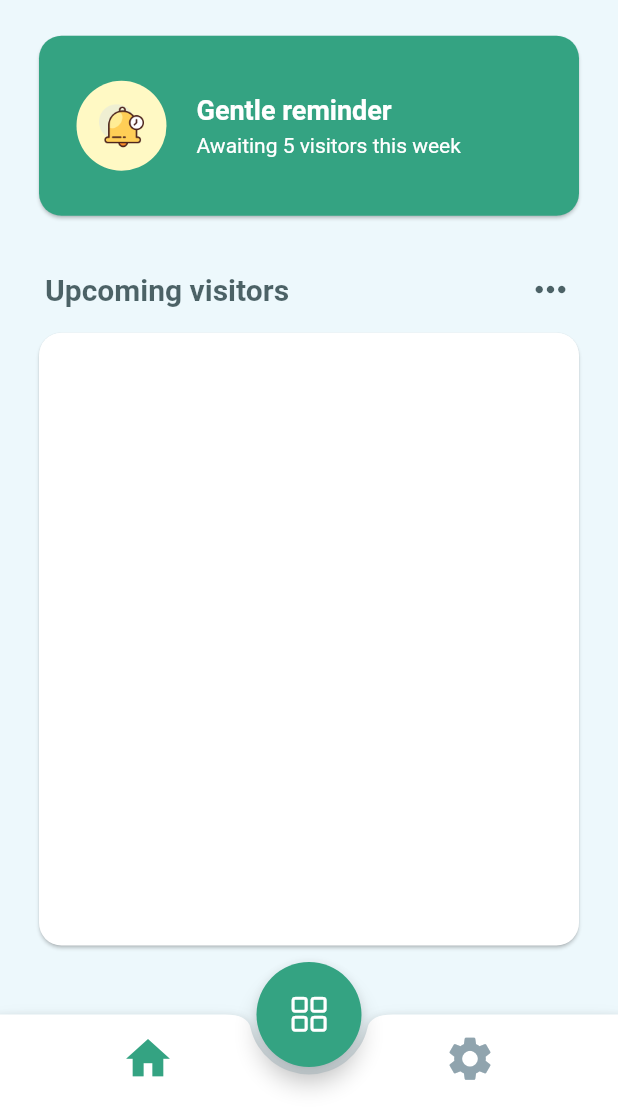
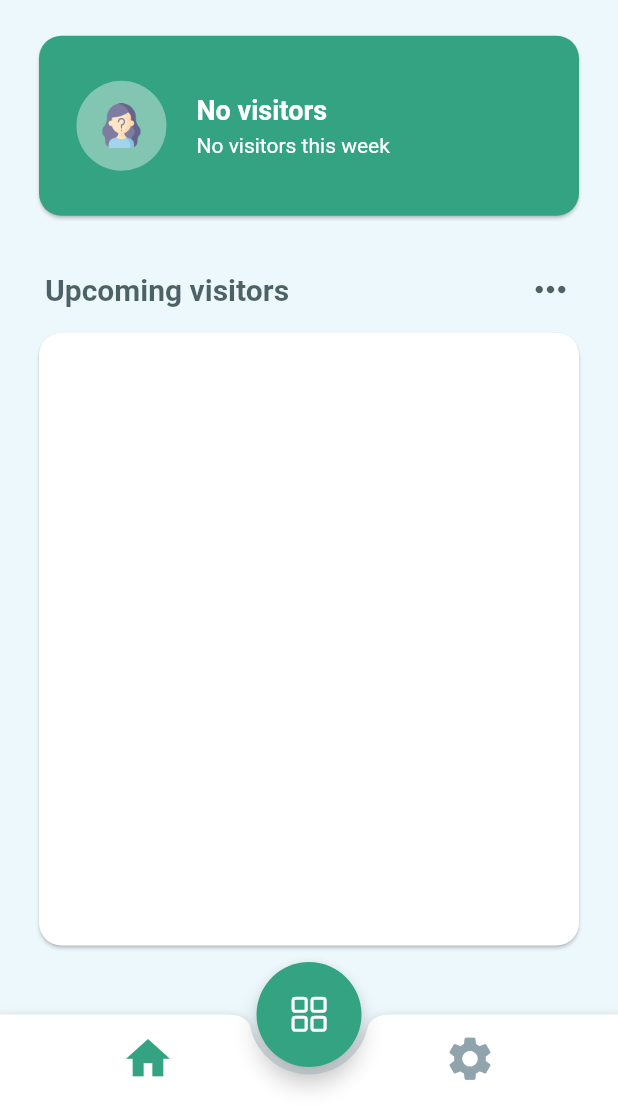
Before and after one commit to Wongoose/the-hill-residence, a Flutter app: the Home screen opened directly, after a tap on the "home" icon, on a phone screen of 412 x 824 dp, the part 124-1236 px from its top. Run offline on Flutter 3.47's test engine with Material 2 defaults, Android fonts, the phone set to English and light mode, and no system bars; drawn by our look-alikes of overlay_support; our stand-ins replace auto_size_text, circular_countdown_timer, cloud_firestore, firebase_auth, firebase_core, flutter_holo_date_picker and 7 more; missing offline and left inert: fluttercontactpicker, image_stack, open_mail_app, whatsapp_share2; accounts and stored records are empty.

Commit message:
DONE: Visitor summary arrival status

```diff
--- a/lib/main.dart
+++ b/lib/main.dart
@@ -32,6 +32,8 @@ class TheHillApp extends StatelessWidget {
 
     return OverlaySupport.global(
       child: GetMaterialApp(
+        transitionDuration: Duration(milliseconds: 300),
+        defaultTransition: Transition.rightToLeft,
         debugShowCheckedModeBanner: false,
         title: "The-Hill Residence",
         themeMode: MyThemeServiceController().themeMode,
--- a/lib/models/model_user.dart
+++ b/lib/models/model_user.dart
@@ -1,3 +1,5 @@
+import 'package:flutter/animation.dart';
+import 'package:flutter/material.dart';
 import "package:get/get.dart";
 import "package:the_hill_residence/models/model_visitor.dart";
 
@@ -17,6 +19,7 @@ class AppUser extends GetxController {
 
   List<Visitor> pastVisitors = [];
   List<Visitor> upcomingVisitors = [];
+  RxInt todayVisitors = 0.obs;
 
   AppUser({this.provider, this.email, this.uid, this.isVerified = false});
 
@@ -24,17 +27,53 @@ class AppUser extends GetxController {
   bool get hasProfileDetails =>
       fullName.isNotEmpty && unitNum != null && street != null && city != null && postcode != null;
 
+  int get upcomingVisitorsNum => upcomingVisitors.length;
+
+  String get visitorSummaryTitle {
+    if (todayVisitors.value > 0) return "Stay alert";
+    if (upcomingVisitorsNum > 0) return "Gentle reminder";
+    return "No visitors";
+  }
+
+  String get visitorSummaryDescription {
+    if (todayVisitors.value > 0) return "${todayVisitors.value} visitor(s) arriving today";
+    if (upcomingVisitorsNum > 0) return "Awaiting $upcomingVisitorsNum visitor(s)";
+    return "No visitors this week";
+  }
+
+  Color? get visitorSummaryCardColor {
+    if (todayVisitors.value > 0) return Colors.red[700];
+    if (upcomingVisitorsNum > 0) return Colors.amber[700];
+    return null;
+  }
+
+  Color? get visitorSummaryImageColor {
+    if (todayVisitors.value > 0) return Colors.red[100];
+    if (upcomingVisitorsNum > 0) return Colors.amber[100];
+    return null;
+  }
+
+  String get visitorSummaryImage {
+    if (todayVisitors.value > 0) return "arrival-alert.png";
+    if (upcomingVisitorsNum > 0) return "reminder.png";
+    return "visitor-info.png";
+  }
+
   // Methods
   void populatePastVisitors(List<Visitor> visitors) => pastVisitors = visitors;
 
   void populateUpcomingVisitors(List<Visitor> visitors) {
+    todayVisitors.value = 0;
     upcomingVisitors = [];
-    for (var visitor in visitors) {
-      if (visitor.entryDate.difference(DateTime.now()).inDays < 7 &&
-          visitor.entryDate.isAfter(DateTime.now().subtract(Duration(days: 1)))) {
-        upcomingVisitors.add(visitor);
+    if (visitors.isNotEmpty) {
+      for (var visitor in visitors) {
+        if (visitor.entryDate.isAfter(DateTime.now().subtract(Duration(days: 1)))) {
+          if (visitor.entryDate.day == DateTime.now().day) todayVisitors.value++;
+          upcomingVisitors.add(visitor);
+        }
       }
     }
     upcomingVisitors.sort((a, b) => a.entryDate.compareTo(b.entryDate));
+    todayVisitors.refresh();
   }
 }
--- a/lib/screens/home/pages/past_visitors_main.dart
+++ b/lib/screens/home/pages/all_visitors_main.dart
@@ -6,8 +6,8 @@ import "package:the_hill_residence/screens/home/widgets/single_visitors_list_ite
 import "package:the_hill_residence/services/firebase/auth.dart";
 import "package:the_hill_residence/services/firebase/visitor_db.dart";
 
-class PastVisitorsMain extends StatelessWidget {
-  const PastVisitorsMain({Key? key}) : super(key: key);
+class AllVisitorsMain extends StatelessWidget {
+  const AllVisitorsMain({Key? key}) : super(key: key);
 
   @override
   Widget build(BuildContext context) {
@@ -29,7 +29,7 @@ class PastVisitorsMain extends StatelessWidget {
                 padding: EdgeInsets.symmetric(horizontal: 15),
                 alignment: Alignment.centerLeft,
                 child: Text(
-                  "Past visitors",
+                  "All visitors",
                   style: TextStyle(
                     fontSize: 30,
                     fontWeight: FontWeight.bold,
--- a/lib/screens/home/widgets/home_notif_card.dart
+++ b/lib/screens/home/widgets/home_notif_card.dart
@@ -1,7 +1,7 @@
 import "package:flutter/material.dart";
 import "package:get/get.dart";
 import "package:the_hill_residence/models/model_visitor.dart";
-import "package:the_hill_residence/screens/home/pages/past_visitors_main.dart";
+import 'package:the_hill_residence/screens/home/pages/all_visitors_main.dart';
 import "package:the_hill_residence/screens/home/widgets/single_visitors_list_item.dart";
 import "package:the_hill_residence/services/firebase/auth.dart";
 import "package:the_hill_residence/services/firebase/visitor_db.dart";
@@ -30,7 +30,7 @@ class HomeNotifCard extends StatelessWidget {
                       fontWeight: FontWeight.bold,
                       color: Theme.of(context).splashColor.withOpacity(0.7))),
               GestureDetector(
-                  onTap: () => Get.to(() => PastVisitorsMain()),
+                  onTap: () => Get.to(() => AllVisitorsMain()),
                   child: Icon(Icons.more_horiz, size: 30, color: Theme.of(context).splashColor.withOpacity(0.7))),
             ],
           ),
--- a/lib/screens/home/widgets/home_summary_card.dart
+++ b/lib/screens/home/widgets/home_summary_card.dart
@@ -1,4 +1,7 @@
 import "package:flutter/material.dart";
+import "package:get/get.dart";
+import "package:the_hill_residence/services/firebase/auth.dart";
+import "package:the_hill_residence/services/firebase/visitor_db.dart";
 
 class HomeSummaryCard extends StatelessWidget {
   const HomeSummaryCard({
@@ -7,17 +10,16 @@ class HomeSummaryCard extends StatelessWidget {
 
   @override
   Widget build(BuildContext context) {
+    final AuthService authService = Get.find();
+    return Obx(() {
       return Card(
-      color: Theme.of(context).primaryColor,
-      shape: RoundedRectangleBorder(
-        borderRadius: BorderRadius.circular(15),
-      ),
+        color: authService.appUser.visitorSummaryCardColor ?? Theme.of(context).primaryColor,
+        shape: RoundedRectangleBorder(borderRadius: BorderRadius.circular(15)),
         child: Container(
           padding: EdgeInsets.fromLTRB(25, 30, 25, 30),
           width: MediaQuery.of(context).size.width,
           child: Row(
             mainAxisSize: MainAxisSize.max,
-          mainAxisAlignment: MainAxisAlignment.start,
             crossAxisAlignment: CrossAxisAlignment.center,
             children: [
               Container(
@@ -26,13 +28,9 @@ class HomeSummaryCard extends StatelessWidget {
                   padding: EdgeInsets.all(15),
                   decoration: BoxDecoration(
                       borderRadius: BorderRadius.circular(100),
-                color: Colors.yellow[100],
-              ),
+                      color: authService.appUser.visitorSummaryImageColor ?? Colors.white38),
                   // circular profile picture inside
-              child: Image(
-                image: AssetImage("assets/images/reminder.png"),
-              ),
-            ),
+                  child: Image(image: AssetImage("assets/images/${authService.appUser.visitorSummaryImage}"))),
               SizedBox(width: 20),
               Flexible(
                 child: Column(
@@ -40,7 +38,7 @@ class HomeSummaryCard extends StatelessWidget {
                   crossAxisAlignment: CrossAxisAlignment.start,
                   children: [
                     Text(
-                    "Gentle reminder",
+                      authService.appUser.visitorSummaryTitle,
                       style: TextStyle(
                         fontSize: 18,
                         fontWeight: FontWeight.bold,
@@ -49,7 +47,7 @@ class HomeSummaryCard extends StatelessWidget {
                     ),
                     SizedBox(height: 5),
                     Text(
-                    "Awaiting 5 visitors this week",
+                      authService.appUser.visitorSummaryDescription,
                       maxLines: 2,
                       overflow: TextOverflow.ellipsis,
                       style: TextStyle(
@@ -65,5 +63,6 @@ class HomeSummaryCard extends StatelessWidget {
           ),
         ),
       );
+    });
   }
 }
--- a/lib/screens/visitor_registration/widgets/vreg_confirm_visitor_dialog.dart
+++ b/lib/screens/visitor_registration/widgets/vreg_confirm_visitor_dialog.dart
@@ -93,7 +93,7 @@ class ConfirmVisitorDialog extends StatelessWidget {
                 String? visitorID = await db.createNewVisitor(visitor);
                 if (visitorID != null) {
                   visitor.id = visitorID;
-                  Get.to(() => VRegShare(visitor: visitor));
+                  Get.to(() => VRegShare(visitor: visitor), transition: Transition.native);
                 }
               },
               child: Text(
--- a/lib/services/firebase/visitor_db.dart
+++ b/lib/services/firebase/visitor_db.dart
@@ -42,6 +42,7 @@ class VisitorDBService extends GetxController {
         visitors.add(Visitor(
             entryDate: MyTypeConvert().formatStringToDateTime(data["entryDate"].toString()),
             exitDate: MyTypeConvert().formatStringToDateTime(data["exitDate"].toString()),
+            registeredDate: (data["registerTimestamp"] as Timestamp).toDate(),
             phone: data["phone"],
             name: data["name"]));
       }
--- a/lib/shared/my_bottom_navbar.dart
+++ b/lib/shared/my_bottom_navbar.dart
@@ -37,7 +37,7 @@ class MyBottomNavBar extends StatelessWidget {
               Expanded(child: Text("")),
               Expanded(
                 child: GestureDetector(
-                  onTap: () => Get.to(() => SettingsMain()),
+                  onTap: navigateToSettingsMain,
                   child: Icon(
                     Icons.settings,
                     color: Colors.blueGrey[300],
--- a/lib/utilities/navigation.dart
+++ b/lib/utilities/navigation.dart
@@ -53,7 +53,7 @@ Future navigateToSettingsFAQ() async {
 }
 
 Future navigateToSettingsMain() async {
-  return await Get.to(() => SettingsMain());
+  return await Get.to(() => SettingsMain(), transition: Transition.noTransition);
 }
 
 Future navigateToEditUsername() async {
@@ -69,7 +69,7 @@ Future navigateToEditAddress() async {
 }
 
 Future navigateToVRegDate() async {
-  return await Get.to(() => VRegDate());
+  return await Get.to(() => VRegDate(), transition: Transition.rightToLeftWithFade);
 }
 
 Future navigateToVRegExitDate() async {
@@ -77,7 +77,7 @@ Future navigateToVRegExitDate() async {
 }
 
 Future navigateOffAllHome() async {
-  return await Get.offAll(() => Home());
+  return await Get.offAll(() => Home(), transition: Transition.noTransition);
 }
 
 Future navigateToSplashScreen() async {
```
Also changed, not shown: lib/models/model_visitor.dart (+33 -1 lines), lib/screens/home/widgets/single_visitors_list_item.dart (+24 -25 lines), lib/shared/visitor_info_dialog.dart (+10 -18 lines). Lines whose indentation alone changed are shown as unchanged.
